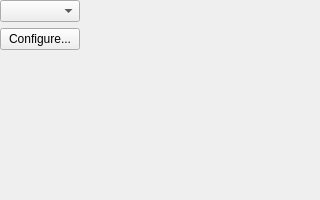
pasnox/cooler, file branches/dev/src/pads/UIPadConfiguration.ui: the form before one commit.
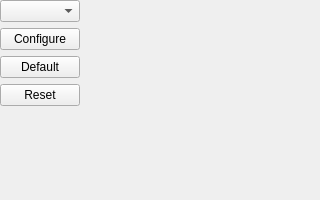
The form after the commit. Custom widgets are drawn as their Qt base class.

Commit message: Add some new possibilities to the pad configuration editor

Diff of the .ui file:
```diff
--- a/branches/dev/src/pads/UIPadConfiguration.ui
+++ b/branches/dev/src/pads/UIPadConfiguration.ui
@@ -25,7 +25,21 @@
      <item>
       <widget class="QPushButton" name="pbConfigure">
        <property name="text">
-        <string>Configure...</string>
+        <string>Configure</string>
+       </property>
+      </widget>
+     </item>
+     <item>
+      <widget class="QPushButton" name="pbDefault">
+       <property name="text">
+        <string>Default</string>
+       </property>
+      </widget>
+     </item>
+     <item>
+      <widget class="QPushButton" name="pbReset">
+       <property name="text">
+        <string>Reset</string>
        </property>
       </widget>
      </item>
```
The commit also changes 6 other files.
